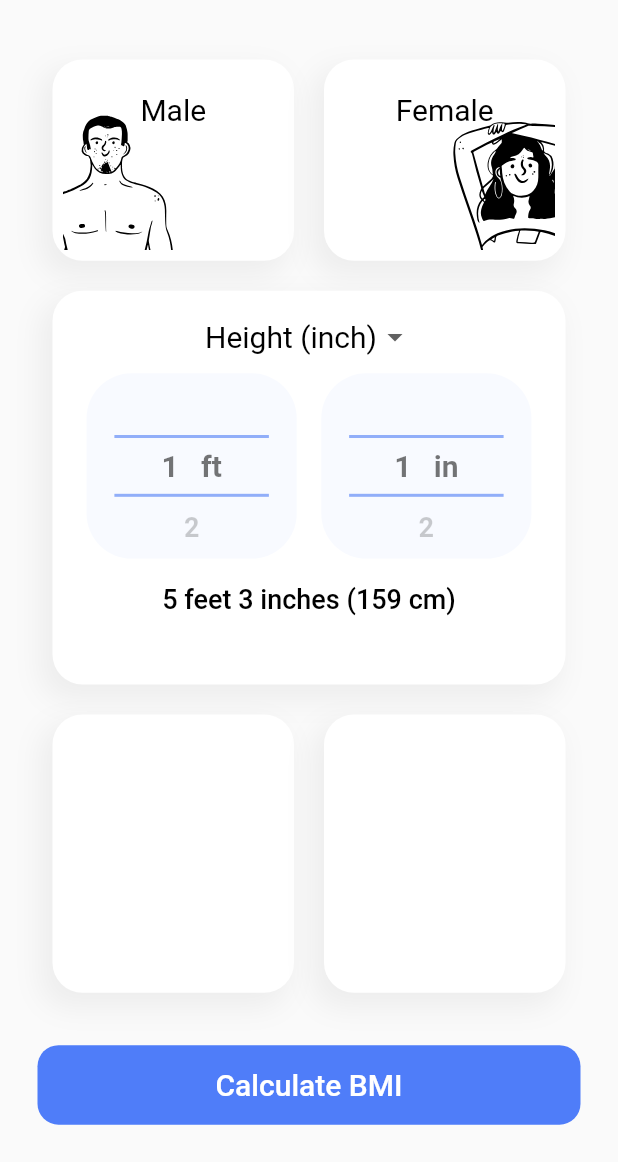
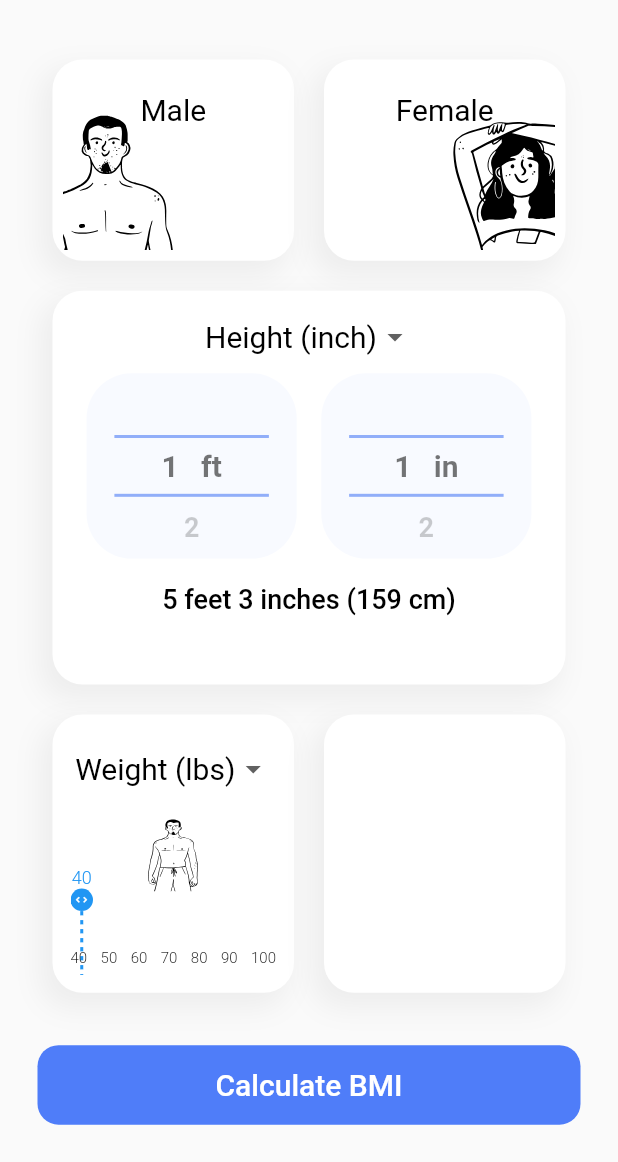
Before and after one commit to Eduar2TC/bmi-calculator, a Flutter app: the screen it shows after launch, on a phone screen of 412 x 824 dp, the part 74-1236 px from its top. Run offline on Flutter 3.47's test engine with Material 2 defaults, Android fonts, the phone set to English and light mode, and no system bars; drawn by our look-alikes of numberpicker; our stand-ins replace flutter_svg.

Commit message:
section weight added

```diff
--- /dev/null
+++ b/lib/helpers/sizes_helpers.dart
@@ -0,0 +1,26 @@
+import 'package:flutter/material.dart';
+
+Size displaySize(BuildContext context) {
+  debugPrint('Size = ${MediaQuery.of(context).size}');
+  return MediaQuery.of(context).size;
+}
+
+double displayHeight(BuildContext context) {
+  debugPrint('Height = ${displaySize(context).height}');
+  return displaySize(context).height;
+}
+
+double displayWidth(BuildContext context) {
+  debugPrint('Width = ${displaySize(context).width}');
+  return displaySize(context).width;
+}
+
+double displayShortestSide(BuildContext context) {
+  debugPrint('Shortest Side = ${displaySize(context).shortestSide}');
+  return displaySize(context).height;
+}
+
+double displayLongestSide(BuildContext context) {
+  debugPrint('Longest Side = ${displaySize(context).longestSide}');
+  return displaySize(context).height;
+}
--- a/lib/pages/home/custom_widgets/box.dart
+++ b/lib/pages/home/custom_widgets/box.dart
@@ -6,14 +6,18 @@ class Box extends StatelessWidget {
     Key? key,
     this.internalWidget,
     this.isSelected = false, // Gender unselected by default
+    this.onPress,
   }) : super(key: key);
 
   final Widget? internalWidget;
   final bool isSelected;
+  final Function()? onPress; //Function to be called when box is pressed
 
   @override
   Widget build(BuildContext context) {
-    return Container(
+    return GestureDetector(
+      onTap: onPress,
+      child: Container(
         padding: const EdgeInsets.all(5),
         height: double.infinity,
         width: double.infinity,
@@ -35,6 +39,7 @@ class Box extends StatelessWidget {
           ],
         ),
         child: internalWidget,
+      ),
     );
   }
 }
--- a/lib/pages/home/custom_widgets/gender.dart
+++ b/lib/pages/home/custom_widgets/gender.dart
@@ -1,8 +1,8 @@
 import 'package:flutter/material.dart';
 import 'package:flutter_svg/svg.dart';
 
-class gender extends StatelessWidget {
-  const gender({super.key, this.isMan});
+class Gender extends StatelessWidget {
+  const Gender({super.key, this.isMan});
   final bool? isMan;
 
   @override
--- a/lib/pages/home/custom_widgets/height_card.dart
+++ b/lib/pages/home/custom_widgets/height_card.dart
@@ -1,7 +1,6 @@
 import 'package:flutter/material.dart';
 import 'package:numberpicker/numberpicker.dart';
 
-//Global Notifier
 final ValueNotifier<String> heightNotifier = ValueNotifier<String>('');
 int? valueA = 5;
 int? valueB = 3;
--- /dev/null
+++ b/lib/pages/home/custom_widgets/weight.dart
@@ -0,0 +1,357 @@
+import 'package:flutter/material.dart';
+import 'package:flutter_svg/svg.dart';
+import 'dart:math' as math;
+
+class Weight extends StatefulWidget {
+  final int? width; //width
+
+  const Weight({super.key, this.width});
+
+  @override
+  State<Weight> createState() => _WeightState();
+}
+
+class _WeightState extends State<Weight> {
+  int? width;
+  @override
+  void initState() {
+    super.initState();
+    width = widget.width ?? 40;
+  }
+
+  @override
+  Widget build(BuildContext context) {
+    return Padding(
+      padding: const EdgeInsets.all(5.0),
+      child: Column(
+        crossAxisAlignment: CrossAxisAlignment.center,
+        children: [
+          Expanded(
+            child: LayoutBuilder(
+              builder: (context, constraints) => WeightPicker(
+                widgetWidth: constraints.maxWidth,
+                width: width ?? 40,
+                //value: weight,
+                //minValue: 30,
+                //maxValue: 150,
+                //step: 1,
+                //unit: 'kg',
+                onValueChanged: (value) {
+                  setState(() {
+                    width = value;
+                  });
+                },
+              ),
+            ),
+          ),
+        ],
+      ),
+    );
+  }
+}
+
+class WeightPicker extends StatefulWidget {
+  final double? widgetWidth;
+  final int? width;
+  final int minWidth;
+  final int maxWidth;
+  //final int step;
+  //final String unit;
+  final ValueChanged<int>? onValueChanged;
+
+  const WeightPicker({
+    super.key,
+    this.widgetWidth,
+    this.width,
+    this.minWidth = 40,
+    this.maxWidth = 100,
+    //required this.step,
+    //required this.unit,
+    this.onValueChanged,
+  });
+
+  int get totalUnits => maxWidth - minWidth;
+
+  @override
+  State<WeightPicker> createState() => _WeightPickerState();
+}
+
+class _WeightPickerState extends State<WeightPicker> {
+  late double startDragXOffset;
+  late int startDragWidth;
+  double get pixelsPerUnit => drawingWidth / widget.totalUnits;
+  double get drawWidthSlider => widget.widgetWidth!; //TODO: delete margins
+
+  double get sliderPosition {
+    int unitsFromLeft = widget.width! - widget.minWidth;
+    return unitsFromLeft * pixelsPerUnit;
+  }
+
+  //return actual width of slider to be able to slide
+  double get drawingWidth {
+    double totalWidth = widget.widgetWidth!;
+    return totalWidth;
+  }
+
+  @override
+  Widget build(BuildContext context) {
+    return GestureDetector(
+      behavior: HitTestBehavior.translucent,
+      onTapDown: onTapDown,
+      onHorizontalDragStart: onDragStart,
+      onHorizontalDragUpdate: onDragUpdate,
+      child: Stack(
+        children: [
+          drawDropDownButton(),
+          drawPerson(),
+          drawSlider(),
+          drawLabels(),
+        ],
+      ),
+    );
+  }
+
+  onTapDown(TapDownDetails details) {
+    int width = globalOffsetToWidth(details.globalPosition);
+    widget.onValueChanged!(normalizeWidth(width));
+    print('onTapDown ---------> ${widget.width}');
+  }
+
+  int normalizeWidth(int width) {
+    return math.max(widget.minWidth, math.min(widget.maxWidth, width));
+  }
+
+  int globalOffsetToWidth(Offset globalOffset) {
+    RenderBox box = context.findRenderObject() as RenderBox;
+    Offset localOffset = box.globalToLocal(globalOffset);
+    double dx = localOffset.dx;
+    int width = widget.minWidth + (dx / pixelsPerUnit).round();
+    print('-----> $width');
+    return width;
+  }
+
+  //Horizontal dragging
+  onDragStart(DragStartDetails dragStartDetails) {
+    int newWidth = globalOffsetToWidth(dragStartDetails.globalPosition);
+    widget.onValueChanged!(newWidth);
+    setState(() {
+      startDragXOffset = dragStartDetails.globalPosition.dx;
+      startDragWidth = newWidth;
+    });
+  }
+
+  onDragUpdate(DragUpdateDetails dragUpdateDetails) {
+    double currentXOffset = dragUpdateDetails.globalPosition.dx;
+    double horizontalDifference = startDragXOffset - currentXOffset;
+    int widthDifference = (horizontalDifference / pixelsPerUnit).round();
+    int newWidth = normalizeWidth(startDragWidth - widthDifference);
+    setState(() {
+      widget.onValueChanged!(newWidth);
+    });
+  }
+
+  Widget drawLabels() {
+    int labelsToDisplay = (widget.totalUnits / 10 + 1).truncate();
+    List<Widget> labels = List.generate(
+      labelsToDisplay,
+      (index) => Text(
+        "${widget.maxWidth - 10 * index}",
+        style: const TextStyle(
+          fontSize: 10,
+          fontWeight: FontWeight.w300,
+        ),
+      ),
+    ).reversed.toList();
+    return Padding(
+      padding: const EdgeInsets.only(bottom: 5.0),
+      child: Align(
+        alignment: Alignment.bottomCenter,
+        child: IgnorePointer(
+          child: Row(
+            mainAxisAlignment: MainAxisAlignment.spaceBetween,
+            children: labels,
+          ),
+        ),
+      ),
+    );
+  }
+
+  Widget drawSlider() {
+    print('sliderPosition: $sliderPosition');
+    return Positioned(
+      top: 90,
+      left: sliderPosition,
+      child: WidthSlider(
+        width: widget.width!,
+      ),
+    );
+  }
+
+  Widget drawPerson() {
+    double personImageWidth = widget.minWidth + sliderPosition;
+    return Align(
+      alignment: Alignment.center,
+      child: SizedBox(
+        height: 50,
+        child: SvgPicture.asset(
+          'lib/assets/man012.svg',
+          height: null,
+          width: personImageWidth,
+          fit: BoxFit.fill,
+        ),
+      ),
+    );
+  }
+
+  Widget drawDropDownButton() {
+    return const Align(
+      alignment: Alignment.topCenter,
+      child: DropDownButton(),
+    );
+  }
+}
+
+class DropDownButton extends StatefulWidget {
+  const DropDownButton({super.key});
+
+  @override
+  State<DropDownButton> createState() => _DropDownButtonState();
+}
+
+class _DropDownButtonState extends State<DropDownButton> {
+  List<String> options = ['Weight (lbs)', 'Weight (kg)'];
+  String? dropdownValue;
+  @override
+  void initState() {
+    dropdownValue = options.first;
+    super.initState();
+  }
+
+  Widget dropDownButton() {
+    final borderRadiusDropdown = BorderRadius.circular(14);
+    const textColorItem = Colors.black;
+
+    return DropdownButton<String>(
+      value: dropdownValue,
+      icon: const Icon(Icons.arrow_drop_down_outlined),
+      elevation: 16,
+      borderRadius: borderRadiusDropdown,
+      underline: const SizedBox(),
+      onChanged: (String? value) {
+        setState(() {
+          dropdownValue = value!;
+        });
+      },
+      items: options.map<DropdownMenuItem<String>>((String value) {
+        return DropdownMenuItem<String>(
+          value: value,
+          child: Text(
+            value,
+            style: TextStyle(
+              color: textColorItem,
+              fontSize: Theme.of(context).textTheme.bodyMedium!.fontSize,
+            ),
+          ),
+        );
+      }).toList(),
+    );
+  }
+
+  @override
+  Widget build(BuildContext context) {
+    return dropDownButton();
+  }
+}
+
+class WidthSlider extends StatelessWidget {
+  final int? width;
+  const WidthSlider({super.key, this.width});
+
+  @override
+  Widget build(BuildContext context) {
+    return IgnorePointer(
+      child: Column(
+        children: [
+          SliderLabel(
+            width: width!,
+          ),
+          const Column(
+            children: [
+              SliderCircle(),
+              SizedBox(
+                child: SliderLine(),
+              ),
+            ],
+          )
+        ],
+      ),
+    );
+  }
+}
+
+class SliderLine extends StatelessWidget {
+  const SliderLine({super.key});
+
+  @override
+  Widget build(BuildContext context) {
+    return Column(
+      children: List.generate(
+        40,
+        (index) => SizedBox(
+          width: 2.0,
+          child: Container(
+            height: 3.0,
+            decoration: BoxDecoration(
+              color:
+                  index.isEven ? Theme.of(context).primaryColor : Colors.white,
+            ),
+          ),
+        ),
+      ),
+    );
+  }
+}
+
+class SliderCircle extends StatelessWidget {
+  const SliderCircle({super.key});
+
+  @override
+  Widget build(BuildContext context) {
+    return Container(
+      width: 15,
+      height: 15,
+      decoration: BoxDecoration(
+        color: Theme.of(context).primaryColor,
+        shape: BoxShape.circle,
+      ),
+      child: Transform.rotate(
+        angle: 3.141592 / 2,
+        child: const Icon(
+          Icons.unfold_more,
+          color: Colors.white,
+          size: 10,
+        ),
+      ),
+    );
+  }
+}
+
+class SliderLabel extends StatelessWidget {
+  final int? width;
+  const SliderLabel({super.key, this.width});
+
+  @override
+  Widget build(BuildContext context) {
+    return Padding(
+      padding: const EdgeInsets.only(right: 0),
+      child: Text(
+        "$width",
+        style: TextStyle(
+          fontSize: 12,
+          fontWeight: FontWeight.w300,
+          color: Theme.of(context).primaryColor,
+        ),
+      ),
+    );
+  }
+}
--- a/lib/pages/home/home.dart
+++ b/lib/pages/home/home.dart
@@ -2,13 +2,16 @@ import 'package:bmi_calculator/custom_widgets/custom_app_bar.dart';
 import 'package:bmi_calculator/pages/home/custom_widgets/box.dart';
 import 'package:bmi_calculator/pages/home/custom_widgets/gender.dart';
 import 'package:bmi_calculator/pages/home/custom_widgets/height_card.dart';
+import 'package:bmi_calculator/pages/home/custom_widgets/weight.dart';
 import 'package:flutter/material.dart';
+
+import '../../helpers/sizes_helpers.dart';
 
 //Button Colors
 const activeButtonColor = Color(0xFF4F7DF9);
 const activeTextColor = Colors.white;
 
-enum Gender { male, female }
+enum GenderOption { male, female }
 
 class HomePage extends StatefulWidget {
   const HomePage({super.key});
@@ -20,13 +23,15 @@ class _HomePageState extends State<HomePage> {
   bool maleSelected = false;
   bool femaleSelected = false;
 
-  void genderSelected(Gender genderSelected) {
-    femaleSelected = genderSelected == Gender.male ? false : true;
-    maleSelected = genderSelected == Gender.female ? false : true;
+  void genderSelected(GenderOption genderSelected) {
+    femaleSelected = genderSelected == GenderOption.male ? false : true;
+    maleSelected = genderSelected == GenderOption.female ? false : true;
   }
 
   @override
   Widget build(BuildContext context) {
+    displayHeight(context);
+    displayWidth(context);
     return Scaffold(
       appBar: null,
       body: Padding(
@@ -44,33 +49,28 @@ class _HomePageState extends State<HomePage> {
                 mainAxisAlignment: MainAxisAlignment.center,
                 children: [
                   Expanded(
-                    child: GestureDetector(
-                      onTap: () {
+                    child: Box(
+                      onPress: () {
                         setState(() {
-                          genderSelected(Gender.male);
+                          genderSelected(GenderOption.male);
                         });
                       },
-                      child: Box(
-                        isSelected: maleSelected ? true : false,
-                        internalWidget: const gender(
-                          isMan: true,
-                        ),
+                      isSelected: maleSelected,
+                      internalWidget: const Gender(
+                        isMan: true,
                       ),
                     ),
                   ),
                   Expanded(
-                    child: GestureDetector(
-                      onTap: () {
+                    child: Box(
+                      onPress: () {
                         setState(() {
-                          genderSelected(Gender.female);
-                          print('female selected $femaleSelected');
+                          genderSelected(GenderOption.female);
                         });
                       },
-                      child: Box(
-                        isSelected: femaleSelected ? true : false,
-                        internalWidget: const gender(
-                          isMan: false,
-                        ),
+                      isSelected: femaleSelected,
+                      internalWidget: const Gender(
+                        isMan: false,
                       ),
                     ),
                   ),
@@ -88,7 +88,9 @@ class _HomePageState extends State<HomePage> {
               child: Row(
                 children: [
                   Expanded(
-                    child: Box(),
+                    child: Box(
+                      internalWidget: Weight(),
+                    ),
                   ),
                   Expanded(
                     child: Box(),
```
Also changed, not shown: lib/pages/home/custom_widgets/age.dart (added), pubspec.lock. Lines whose indentation alone changed are shown as unchanged.
